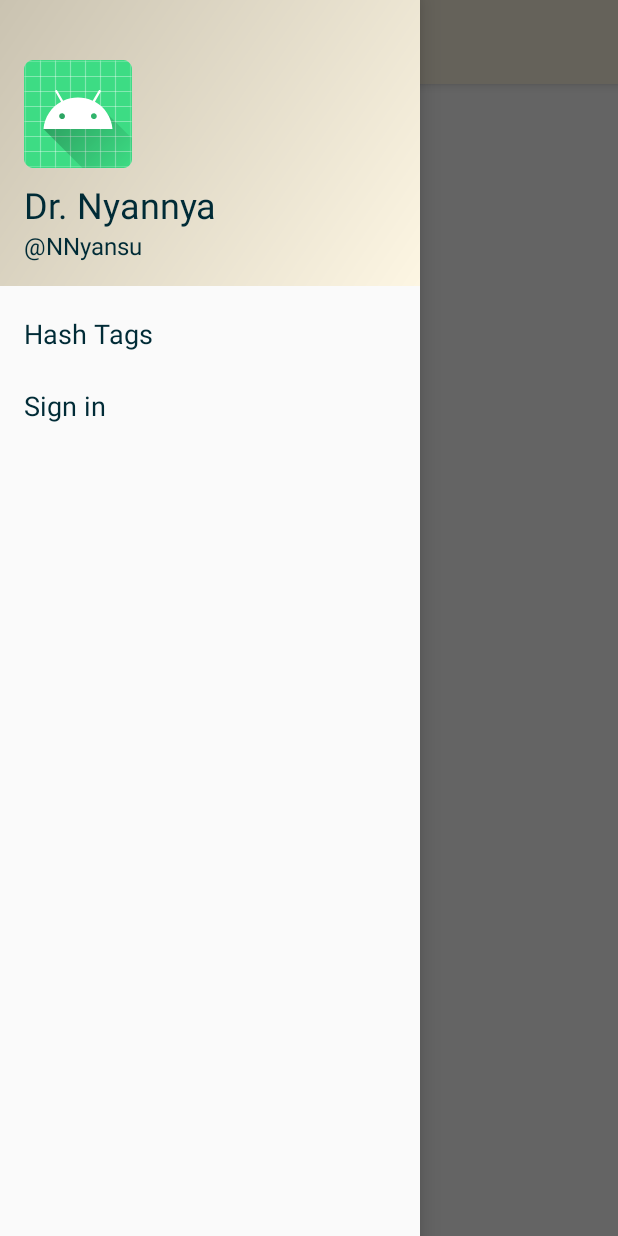
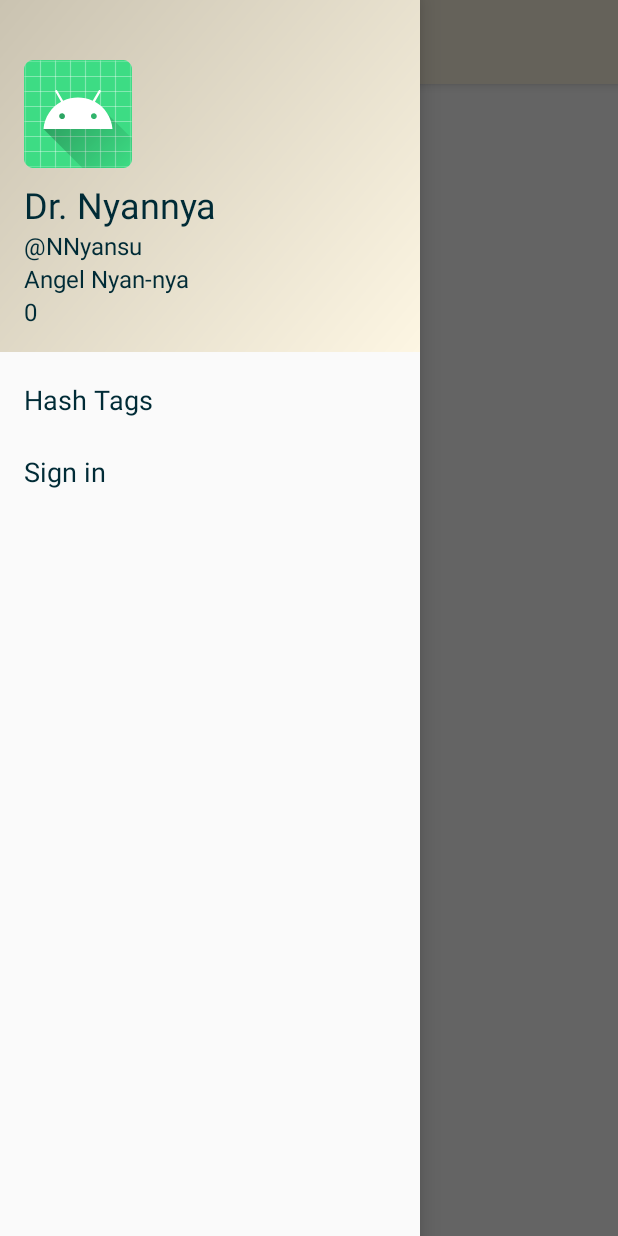
Before and after one commit to nishikawa-shi/NyanNyanEngine_Android, an Android app: the PostNekogoFragment screen opened through its navigation route, with the side drawer open, on a phone screen of 412 x 824 dp. Run offline under Robolectric (Android 15) with nearby library versions, the phone set to English and light mode, and no system bars; our stand-ins replace Firebase (no records; nobody signed in at launch, a user with empty details on screens opened directly), navigation-ui, paging; 2 statements that could not run were skipped.

Commit message:
FireStoreから取得したにゃんにゃんユーザー情報がハンバーガーメニューに反映されるようにした

```diff
--- a/app/src/main/java/com/ntetz/android/nyannyanengine_android/MainActivity.kt
+++ b/app/src/main/java/com/ntetz/android/nyannyanengine_android/MainActivity.kt
@@ -13,6 +13,7 @@ import androidx.navigation.ui.navigateUp
 import androidx.navigation.ui.setupActionBarWithNavController
 import com.google.android.material.navigation.NavigationView
 import com.ntetz.android.nyannyanengine_android.model.entity.dao.room.TwitterUserRecord
+import com.ntetz.android.nyannyanengine_android.model.entity.usecase.account.NyanNyanUserComponent
 import com.ntetz.android.nyannyanengine_android.model.entity.usecase.screen_transition.UserAction
 import com.ntetz.android.nyannyanengine_android.model.usecase.IAccountUsecase
 import com.ntetz.android.nyannyanengine_android.model.usecase.IUserActionUsecase
@@ -60,6 +61,11 @@ class MainActivity : AppCompatActivity(), CoroutineScope, NavigationView.OnNavig
         main_nav_view.getHeaderView(0).twitter_name.text = name
         main_nav_view.getHeaderView(0).twitter_screen_name.text = screenName
         main_nav_view.menu.findItem(R.id.nav_auth).title = authMenuTitle
+    }
+
+    fun updateNyanNyanUserInfo(userInfo: NyanNyanUserComponent?) {
+        main_nav_view.getHeaderView(0).current_rank.text = userInfo?.getCurrentRank(this)
+        main_nav_view.getHeaderView(0).current_extends.text = userInfo?.currentExtends?.toString()
     }
 
     override fun onSupportNavigateUp() = (
--- a/app/src/main/java/com/ntetz/android/nyannyanengine_android/ui/main/MainFragment.kt
+++ b/app/src/main/java/com/ntetz/android/nyannyanengine_android/ui/main/MainFragment.kt
@@ -53,6 +53,13 @@ class MainFragment : Fragment() {
         viewModel.userInfoEvent.observe(viewLifecycleOwner, {
             (activity as? MainActivity)?.updateUserInfo(it)
         })
+        viewModel.nyanNyanConfigEvent.observe(viewLifecycleOwner, {
+            viewModel.loadNyanNyanUserInfo()
+        })
+        viewModel.nyanNyanUserEvent.observe(viewLifecycleOwner, {
+            // Firestoreからいい感じで同期的に取得できる処理があれば、configとuserの取得処理に2つのLiveDataを使わなくてすみそう。
+            (activity as? MainActivity)?.updateNyanNyanUserInfo(it)
+        })
         viewModel.loadUserInfo()
         setupAdapter()
     }
--- a/app/src/main/java/com/ntetz/android/nyannyanengine_android/ui/main/MainViewModel.kt
+++ b/app/src/main/java/com/ntetz/android/nyannyanengine_android/ui/main/MainViewModel.kt
@@ -9,8 +9,10 @@ import androidx.paging.PagingConfig
 import androidx.paging.PagingData
 import androidx.paging.cachedIn
 import com.ntetz.android.nyannyanengine_android.model.config.TwitterEndpoints
+import com.ntetz.android.nyannyanengine_android.model.entity.dao.firebase.NyanNyanConfig
 import com.ntetz.android.nyannyanengine_android.model.entity.dao.retrofit.Tweet
 import com.ntetz.android.nyannyanengine_android.model.entity.dao.room.TwitterUserRecord
+import com.ntetz.android.nyannyanengine_android.model.entity.usecase.account.NyanNyanUserComponent
 import com.ntetz.android.nyannyanengine_android.model.entity.usecase.screen_transition.UserAction
 import com.ntetz.android.nyannyanengine_android.model.usecase.IAccountUsecase
 import com.ntetz.android.nyannyanengine_android.model.usecase.ITweetsUsecase
@@ -27,6 +29,10 @@ class MainViewModel(
     val userInfoEvent: LiveData<TwitterUserRecord?>
         get() = _userInfoEvent
 
+    val nyanNyanUserEvent: LiveData<NyanNyanUserComponent?> =
+        accountUsecase.nyanNyanUserEvent
+    val nyanNyanConfigEvent: LiveData<NyanNyanConfig?> = accountUsecase.nyanNyanConfigEvent
+
     val tweetStream: Flow<PagingData<Tweet>> = Pager(
         config = PagingConfig(
             pageSize = TwitterEndpoints.homeTimelineCountParamDefaultValue.toInt(),
@@ -38,6 +44,13 @@ class MainViewModel(
     fun loadUserInfo() {
         viewModelScope.launch {
             _userInfoEvent.postValue(accountUsecase.loadAccessToken(this))
+            accountUsecase.fetchNyanNyanConfig()
+        }
+    }
+
+    fun loadNyanNyanUserInfo() {
+        viewModelScope.launch {
+            accountUsecase.fetchNyanNyanUser(accountUsecase.loadAccessToken(this))
         }
     }
 
--- a/app/src/main/res/layout/nav_header_main.xml
+++ b/app/src/main/res/layout/nav_header_main.xml
@@ -34,4 +34,17 @@
         android:text="@string/default_twitter_id"
         android:textAppearance="@style/TextAppearance.SelfTwitterId" />
 
+    <TextView
+        android:id="@+id/current_rank"
+        android:layout_width="wrap_content"
+        android:layout_height="wrap_content"
+        android:text="@string/settings_teacher_rank"
+        android:textAppearance="@style/TextAppearance.SelfTwitterId" />
+
+    <TextView
+        android:id="@+id/current_extends"
+        android:layout_width="wrap_content"
+        android:layout_height="wrap_content"
+        android:text="@string/settings_teacher_extends"
+        android:textAppearance="@style/TextAppearance.SelfTwitterId" />
 </LinearLayout>
--- a/app/src/main/res/values/strings.xml
+++ b/app/src/main/res/values/strings.xml
@@ -14,6 +14,8 @@
     <string name="settings_title_hashtag_engine">#MeowMeowEngine</string>
     <string name="settings_title_hashtag_nadenade">#PetMeMeeow🧶</string>
     <string name="settings_lowest_rank">Baby Nyan-nya</string>
+    <string name="settings_teacher_rank">Angel Nyan-nya</string>
+    <string name="settings_teacher_extends">0</string>
 
     <string name="menu_hash_tag">Hash Tags</string>
     <string name="menu_sign_in">Sign in</string>
```
Also changed, not shown: 3 other files.
